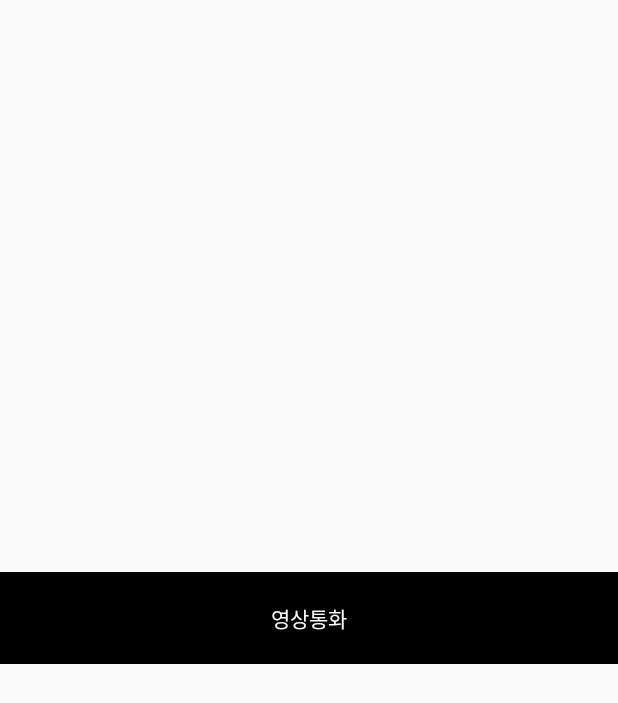
After one commit to gunoooo/Weknot, an Android app: the layout video_call_fragment.xml on its own in the app's theme, with its tools: preview values and no code run, on a phone screen of 412 x 824 dp. The commit adds this screen. Shown: the top 703 px of the screen. Run offline under Robolectric (Android 15) with nearby library versions, the phone set to English and light mode, and no system bars.

Commit message:
CREATE VideoCall android

```diff
--- /dev/null
+++ b/weknot_android/app/src/main/java/com/example/weknot_android/network/request/NoneRequest.java
@@ -0,0 +1,3 @@
+package com.example.weknot_android.network.request;
+
+public class NoneRequest {}
--- a/weknot_android/app/src/main/java/com/example/weknot_android/view/activity/LoginActivity.java
+++ b/weknot_android/app/src/main/java/com/example/weknot_android/view/activity/LoginActivity.java
@@ -22,7 +22,7 @@ public class LoginActivity extends BaseActivity<LoginActivityBinding> {
 
         initViewModel();
 
-        loginObserve();
+        observeLoginViewModel();
 
         clickEvent();
     }
@@ -31,7 +31,7 @@ public class LoginActivity extends BaseActivity<LoginActivityBinding> {
         loginViewModel = ViewModelProviders.of(this).get(LoginViewModel.class);
     }
 
-    private void loginObserve() {
+    private void observeLoginViewModel() {
         loginViewModel.getData().observe(this, loginData -> {
             loginViewModel.insertUser(loginData.getUser());
             loginViewModel.setToken(loginData.getToken());
--- a/weknot_android/app/src/main/java/com/example/weknot_android/viewmodel/LoginViewModel.java
+++ b/weknot_android/app/src/main/java/com/example/weknot_android/viewmodel/LoginViewModel.java
@@ -13,14 +13,14 @@ import com.example.weknot_android.room.repository.UserRepository;
 public class LoginViewModel extends BaseViewModel<LoginData, LoginRequest> {
 
     private UserRepository repository;
+    private TokenManager tokenManager;
     private SignComm signComm;
-    private TokenManager tokenManager;
 
     protected LoginViewModel(Application application) {
         super(application);
         repository = new UserRepository(application);
+        tokenManager = new TokenManager(application);
         signComm = new SignComm();
-        tokenManager = new TokenManager(application);
     }
 
     public void login() {
--- a/weknot_android/app/src/main/java/com/example/weknot_android/viewmodel/SignUpViewModel.java
+++ b/weknot_android/app/src/main/java/com/example/weknot_android/viewmodel/SignUpViewModel.java
@@ -18,7 +18,6 @@ public class SignUpViewModel extends BaseViewModel<NoneData, SignUpRequest> {
     }
 
     public void signUp() {
-
         addDisposable(signComm.signUp(request.getValue()), getBaseObserver());
     }
 }
--- /dev/null
+++ b/weknot_android/app/src/main/res/layout/video_call_fragment.xml
@@ -0,0 +1,23 @@
+<?xml version="1.0" encoding="utf-8"?>
+<layout xmlns:android="http://schemas.android.com/apk/res/android"
+    xmlns:app="http://schemas.android.com/apk/res-auto">
+<androidx.constraintlayout.widget.ConstraintLayout
+    android:layout_width="match_parent"
+    android:layout_height="match_parent">
+
+    <TextView
+        android:id="@+id/video_call_btn"
+        android:layout_width="0dp"
+        android:layout_height="wrap_content"
+        android:padding="20dp"
+        android:background="#000"
+        android:text="영상통화"
+        android:textColor="#fff"
+        android:gravity="center"
+        app:layout_constraintEnd_toEndOf="parent"
+        app:layout_constraintStart_toStartOf="parent"
+        app:layout_constraintTop_toTopOf="parent"
+        app:layout_constraintBottom_toBottomOf="parent"></TextView>
+
+</androidx.constraintlayout.widget.ConstraintLayout>
+</layout>
```
Also changed, not shown: weknot_android/app/src/main/java/com/example/weknot_android/network/api/VideoCallApi.java (added, +16 -0 lines), weknot_android/app/src/main/java/com/example/weknot_android/network/comm/VideoCallComm.java (added, +14 -0 lines), weknot_android/app/src/main/java/com/example/weknot_android/room/entity/videocall/VideoCall.java (added, +31 -0 lines), weknot_android/app/src/main/java/com/example/weknot_android/view/activity/MainActivity.java (+9 -5 lines), weknot_android/app/src/main/java/com/example/weknot_android/view/activity/SignUpActivity.java (+2 -6 lines), weknot_android/app/src/main/java/com/example/weknot_android/view/activity/VideoCallActivity.java (deleted, +0 -51 lines), weknot_android/app/src/main/java/com/example/weknot_android/view/fragment/VideoCallFragment.java (added, +73 -0 lines), weknot_android/app/src/main/java/com/example/weknot_android/viewmodel/VideoCallViewModel.java (added, +22 -0 lines), weknot_android/app/src/main/res/layout/activity_main.xml (deleted, +0 -18 lines), weknot_android/app/src/main/res/layout/main_activity.xml (added, +9 -0 lines).
